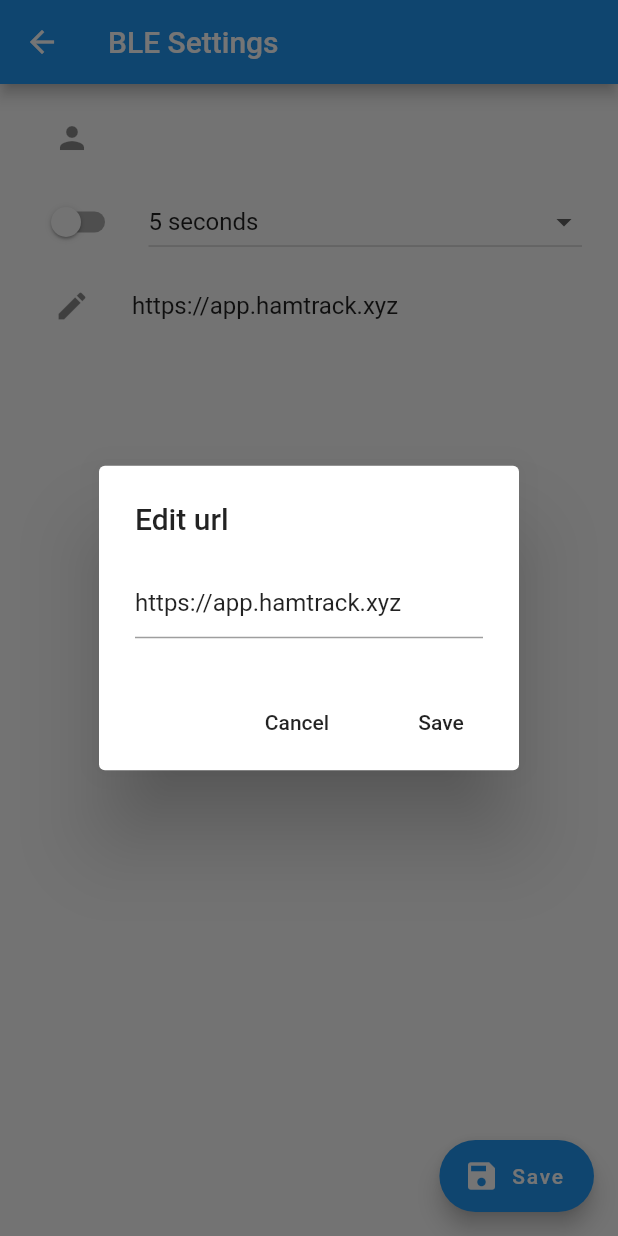
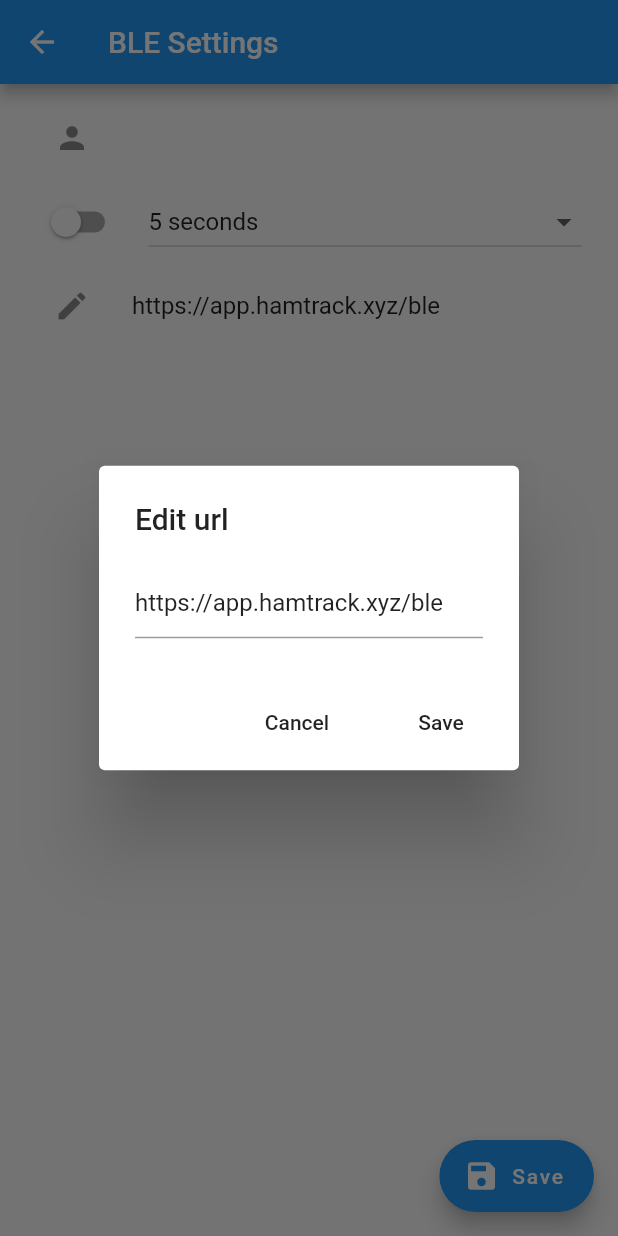
Before and after one commit to ultimate1112/hamtrack-app, a Flutter app: the BLESettingsScreen screen opened directly, after a tap on the "edit" icon, on a phone screen of 412 x 824 dp. Run offline on Flutter 3.47's test engine with Material 2 defaults, Android fonts, the phone set to English and light mode, and no system bars; our stand-ins replace device_info, flutter_local_notifications, fluttertoast, shared_preferences; missing offline and left inert: flutter_beacon; accounts and stored records are empty.

Commit message:
Stylistic Changes

```diff
--- a/ble/hamtrack/lib/ble.dart
+++ b/ble/hamtrack/lib/ble.dart
@@ -155,7 +155,7 @@ class _BLEScreenState extends State<BLEScreen> {
   Widget build(BuildContext context) {
     return Scaffold(
         appBar: AppBar(
-          title: Text('HamTrack BLE'),
+          title: Text('hamTrack BLE'),
         ),
         body: Padding(
           padding: const EdgeInsets.all(8),
--- a/ble/hamtrack/lib/ble_settings.dart
+++ b/ble/hamtrack/lib/ble_settings.dart
@@ -26,7 +26,7 @@ class BLESettingsModel {
   BLESettingsModel({
     this.checksum=9,
     this.devId="",
-    this.url="https://app.hamtrack.xyz",
+    this.url="https://app.hamtrack.xyz/ble",
     this.autoScan=false,
     this.autoScanDuration=5,
     this.temp=0,
--- a/ble/hamtrack/lib/main.dart
+++ b/ble/hamtrack/lib/main.dart
@@ -16,7 +16,7 @@ void main() {
   HttpOverrides.global = new MyHttpOverrides();
 
   runApp(MaterialApp(
-    title: 'HamTrack BLE',
+    title: 'hamTrack BLE',
     theme: ThemeData(
       primarySwatch: Colors.blue,
       visualDensity: VisualDensity.adaptivePlatformDensity,
--- a/ble/hamtrack/lib/scanner.dart
+++ b/ble/hamtrack/lib/scanner.dart
@@ -1,17 +1,14 @@
 import 'package:flutter/material.dart';
 import 'dart:async';
-import 'dart:math';
 import 'dart:convert';
 import 'package:http/http.dart' as http;
 import 'dart:io';
 
 import 'package:flutter_beacon/flutter_beacon.dart';
 import 'package:flutter/services.dart';
-import 'package:rxdart/rxdart.dart';
 
 import 'ble_settings.dart';
 import 'package:fluttertoast/fluttertoast.dart';
-import 'dart:typed_data';
 
 /// Single BLE Device.
 /// Assumed that BLE Device follows the iBeacon Specification.
```
Also changed, not shown: ble/hamtrack/pubspec.yaml (+5 -7 lines), ble/hamtrack/pubspec.lock, 10 other files.
